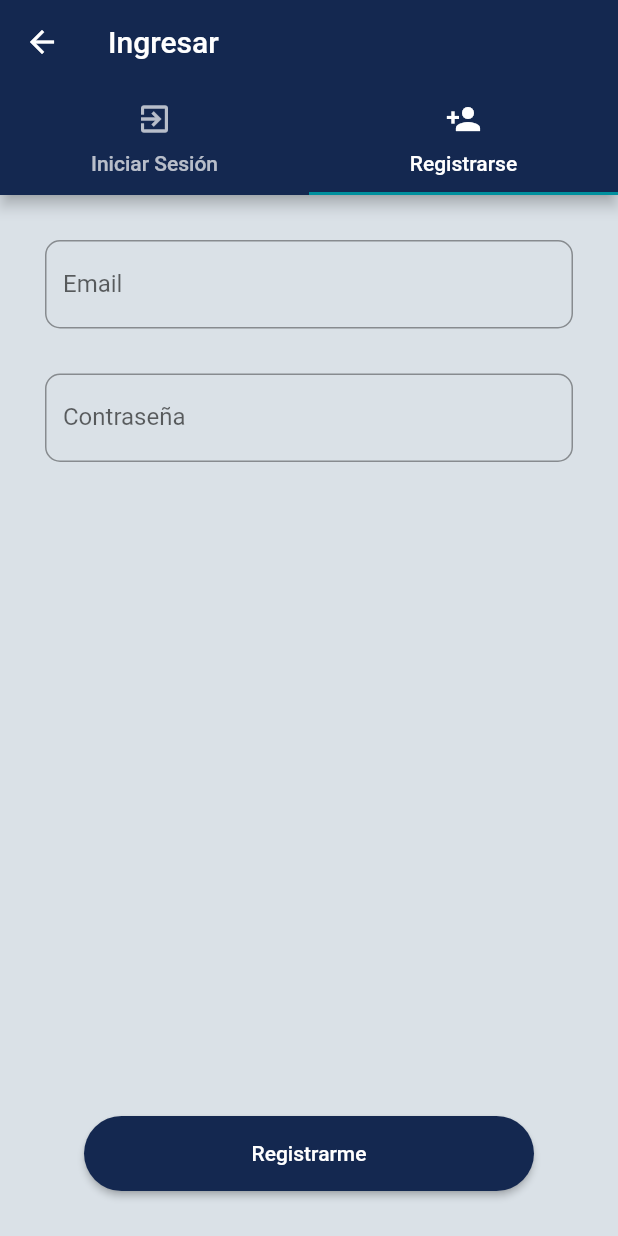
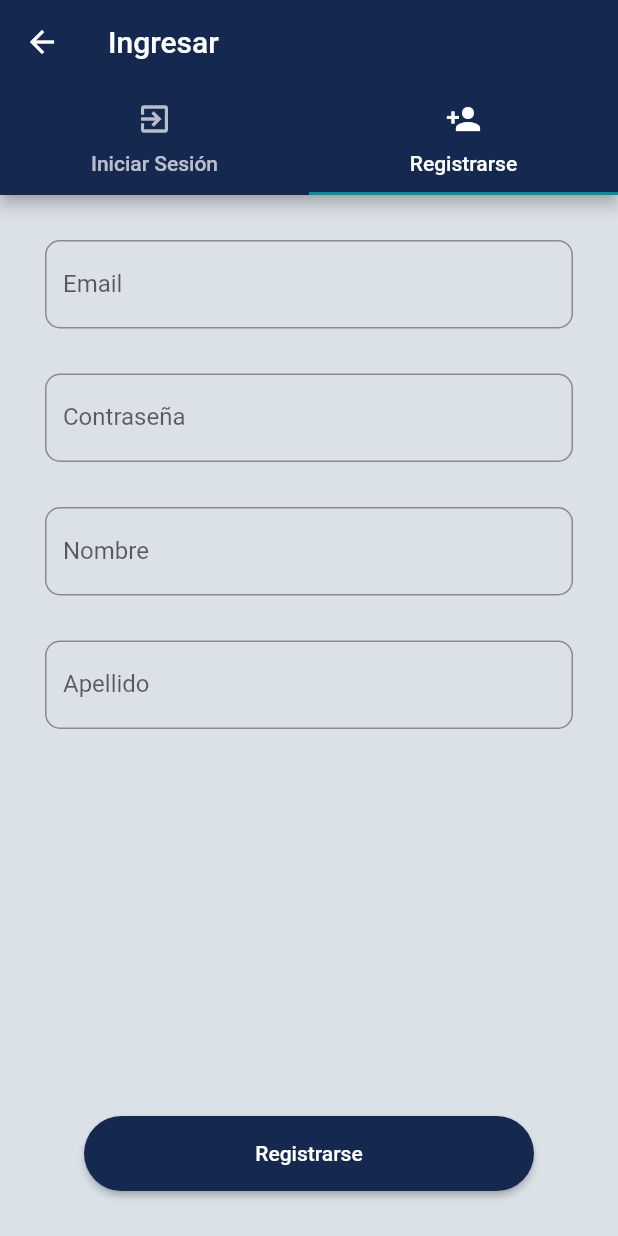
Before and after one commit to MCarlomagno/my_academy, a Flutter app: the SignUpView screen opened by its route, on a phone screen of 412 x 824 dp. Run offline on Flutter 3.47's test engine with Material 2 defaults, Android fonts, the phone set to English and light mode, and no system bars; our stand-ins replace auto_route, cached_network_image, camera, get_it, image_picker, injectable and 3 more; missing offline and left inert: kidd_video_player, observable_ish; network calls fail.

Commit message:
add: sign up

```diff
--- a/lib/models/user_model.dart
+++ b/lib/models/user_model.dart
@@ -6,8 +6,9 @@ class User {
   String surname;
   String email;
   String imageUrl;
+  String password;
 
-  User({@required this.id, @required this.name, @required this.surname, @required this.email, @required this.imageUrl});
+  User({this.id, @required this.name, @required this.surname, @required this.email,this.imageUrl, this.password});
 
   Map<String, dynamic> toJson() {
     return {
@@ -15,7 +16,8 @@ class User {
       "name": this.name,
       "surname": this.surname,
       "email": this.email,
-      "imageUrl": this.imageUrl
+      "imageUrl": this.imageUrl,
+      "password": this.password
     };
   }
 
--- a/lib/ui/views/auth/sign-up/sign_up_view.dart
+++ b/lib/ui/views/auth/sign-up/sign_up_view.dart
@@ -1,11 +1,9 @@
 import 'package:flutter/material.dart';
-import 'package:flutter/services.dart';
 import 'package:my_academy/ui/views/auth/sign-up/sign_up_view_model.dart';
 import 'package:stacked/stacked.dart';
 
 class SignUpView extends StatelessWidget {
   const SignUpView({Key key}) : super(key: key);
-
   @override
   Widget build(BuildContext context) {
     return ViewModelBuilder<SignUpViewModel>.reactive(
@@ -14,6 +12,7 @@ class SignUpView extends StatelessWidget {
           initialIndex: 1,
           length: 2,
           child: Scaffold(
+            resizeToAvoidBottomInset:false,
             appBar: AppBar(
               title: Text('Ingresar'),
               bottom: TabBar(
@@ -79,7 +78,7 @@ class SignUpView extends StatelessWidget {
                   border: OutlineInputBorder(borderRadius: BorderRadius.all(Radius.circular(10)))),
             ),
             Spacer(),
-            model.hasErrors ? Text(model.errorMessage): Container(),
+            model.hasErrors ? Text(model.errorMessage) : Container(),
             Container(
               margin: EdgeInsets.only(top: 100),
               width: 300,
@@ -87,21 +86,25 @@ class SignUpView extends StatelessWidget {
               child: RaisedButton(
                 shape: StadiumBorder(),
                 color: theme.primaryColor,
-                child: model.signingIn
+                child: model.loading
                     ? SizedBox(
                         width: 20,
                         height: 20,
-                        child: CircularProgressIndicator(strokeWidth: 2,),
+                        child: CircularProgressIndicator(
+                          strokeWidth: 2,
+                        ),
                       )
                     : Text(
                         "Iniciar Sesión",
                         style: TextStyle(color: Colors.white),
                       ),
-                onPressed: !model.signingIn? () {
+                onPressed: !model.loading
+                    ? () {
                         if (_formKey.currentState.validate()) {
                           model.signIn();
                         }
-                }: null,
+                      }
+                    : null,
               ),
             ),
           ],
@@ -112,23 +115,78 @@ class SignUpView extends StatelessWidget {
 
   Widget _signUpView(BuildContext context, SignUpViewModel model) {
     var theme = Theme.of(context);
+    final _formKey = GlobalKey<FormState>();
     return Container(
       margin: EdgeInsets.all(30),
+      child: Form(
+        key: _formKey,
         child: Column(
           children: <Widget>[
-          TextField(
+            // Email
+            TextFormField(
+              validator: (value) {
+                if (value.isEmpty) {
+                  return 'Email requerido';
+                }
+                return null;
+              },
+              controller: model.emailSignUpController,
               decoration: InputDecoration(
                   labelText: "Email", border: OutlineInputBorder(borderRadius: BorderRadius.all(Radius.circular(10)))),
             ),
             SizedBox(
               height: 30,
             ),
-          TextField(
+
+            // Password
+
+            TextFormField(
+              validator: (value) {
+                if (value.isEmpty) {
+                  return 'Contraseña requerida';
+                }
+                return null;
+              },
+              obscureText: true,
+              controller: model.passwordSignUpController,
               decoration: InputDecoration(
                   labelText: "Contraseña",
                   border: OutlineInputBorder(borderRadius: BorderRadius.all(Radius.circular(10)))),
             ),
+            SizedBox(
+              height: 30,
+            ),
+
+            //
+
+            TextFormField(
+              validator: (value) {
+                if (value.isEmpty) {
+                  return 'Nombe requerido';
+                }
+                return null;
+              },
+              controller: model.nameController,
+              decoration: InputDecoration(
+                  labelText: "Nombre", border: OutlineInputBorder(borderRadius: BorderRadius.all(Radius.circular(10)))),
+            ),
+            SizedBox(
+              height: 30,
+            ),
+            TextFormField(
+              validator: (value) {
+                if (value.isEmpty) {
+                  return 'Apellido requerido';
+                }
+                return null;
+              },
+              controller: model.surnameController,
+              decoration: InputDecoration(
+                  labelText: "Apellido",
+                  border: OutlineInputBorder(borderRadius: BorderRadius.all(Radius.circular(10)))),
+            ),
             Spacer(),
+            model.hasErrors ? Text(model.errorMessage) : Container(),
             Container(
               margin: EdgeInsets.only(top: 100),
               width: 300,
@@ -136,15 +194,30 @@ class SignUpView extends StatelessWidget {
               child: RaisedButton(
                 shape: StadiumBorder(),
                 color: theme.primaryColor,
-              child: Text(
-                "Registrarme",
+                child: model.loading
+                    ? SizedBox(
+                        width: 20,
+                        height: 20,
+                        child: CircularProgressIndicator(
+                          strokeWidth: 2,
+                        ),
+                      )
+                    : Text(
+                        "Registrarse",
                         style: TextStyle(color: Colors.white),
                       ),
-              onPressed: () => null,
+                onPressed: !model.loading
+                    ? () {
+                        if (_formKey.currentState.validate()) {
+                          model.signUp();
+                        }
+                      }
+                    : null,
               ),
             ),
           ],
         ),
+      ),
     );
   }
 }
--- a/lib/ui/views/auth/sign-up/sign_up_view_model.dart
+++ b/lib/ui/views/auth/sign-up/sign_up_view_model.dart
@@ -12,14 +12,30 @@ class SignUpViewModel extends BaseViewModel {
   UsersService _usersService = locator<UsersService>();
   NavigationService _navigationService = locator<NavigationService>();
 
+  // Login controllers
+
   TextEditingController _emailController = TextEditingController();
   TextEditingController get emailController => this._emailController;
 
   TextEditingController _passwordController = TextEditingController();
   TextEditingController get passwordController => this._passwordController;
 
-  bool _signingIn = false;
-  bool get signingIn => this._signingIn;
+  // Sign Up controllers
+
+  TextEditingController _emailSignUpController = TextEditingController();
+  TextEditingController get emailSignUpController => this._emailSignUpController;
+
+  TextEditingController _passwordSignUpController = TextEditingController();
+  TextEditingController get passwordSignUpController => this._passwordSignUpController;
+
+  TextEditingController _nameController = TextEditingController();
+  TextEditingController get nameController => this._nameController;
+
+  TextEditingController _surnameController = TextEditingController();
+  TextEditingController get surnameController => this._surnameController;
+
+  bool _loading = false;
+  bool get loading => this._loading;
 
   bool _hasErrors = false;
   bool get hasErrors => this._hasErrors;
@@ -28,7 +44,7 @@ class SignUpViewModel extends BaseViewModel {
   String get errorMessage => this._errorMessage;
 
   Future<void> signIn() async {
-    this._signingIn = true;
+    this._loading = true;
     this._hasErrors = false;
     notifyListeners();
     try {
@@ -43,7 +59,28 @@ class SignUpViewModel extends BaseViewModel {
       }
       this._hasErrors = true;
     } finally {
-      this._signingIn = false;
+      this._loading = false;
+      notifyListeners();
+    }
+  }
+
+    Future<void> signUp() async {
+    this._loading = true;
+    this._hasErrors = false;
+    notifyListeners();
+    try {
+      var user = User(email: emailSignUpController.text, name: nameController.text, surname: surnameController.text, password: passwordSignUpController.text);
+      User userResult = await _usersService.signUp(user);
+      _navigationService.navigateTo(Routes.homeViewRoute);
+    } catch (e) {
+      if(e is PlatformException) {
+        this._errorMessage = e.message;
+      } else {
+        this._errorMessage = 'Error inesperado';
+      }
+      this._hasErrors = true;
+    } finally {
+      this._loading = false;
       notifyListeners();
     }
   }
```
Also changed, not shown: lib/services/api/users_service.dart (+22 -3 lines). Lines whose indentation alone changed are shown as unchanged.
